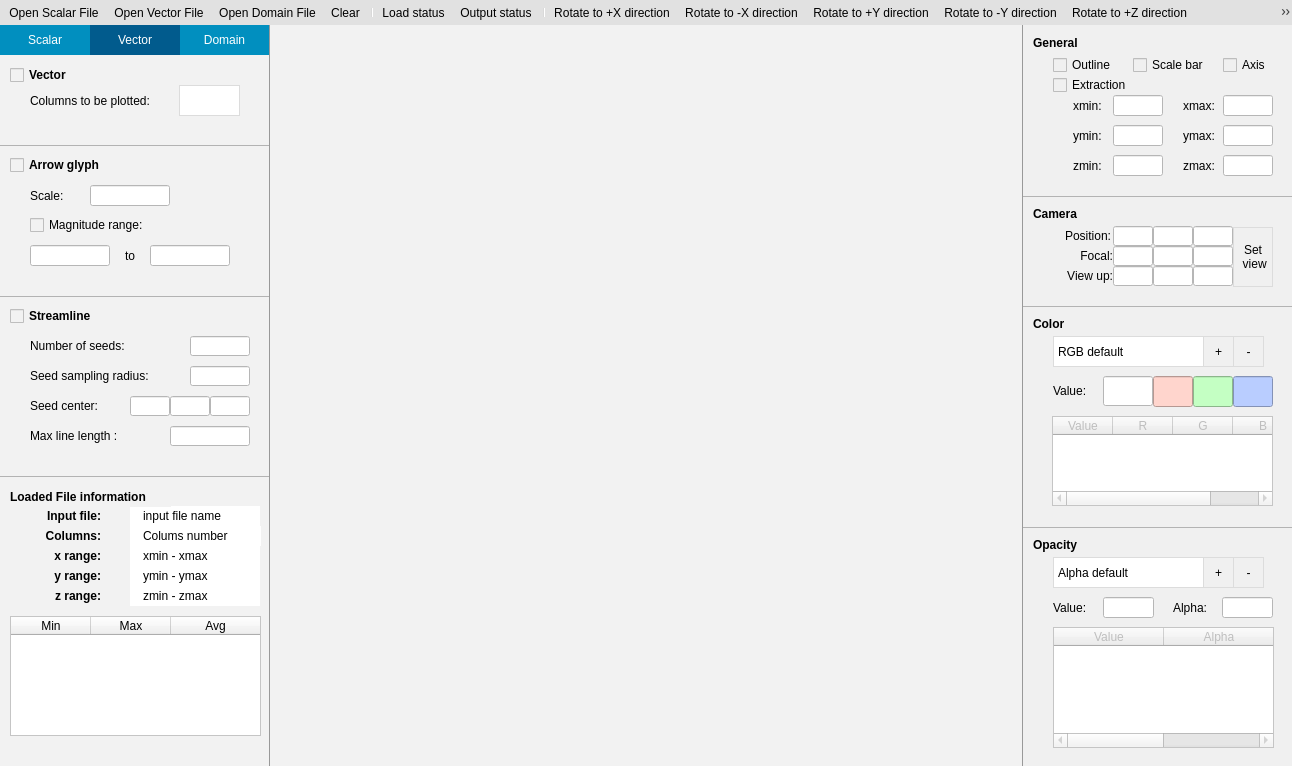
The window that SimpleView.ui (billcxx/MUPRO-visualization) describes before a commit, drawn with Qt 5.
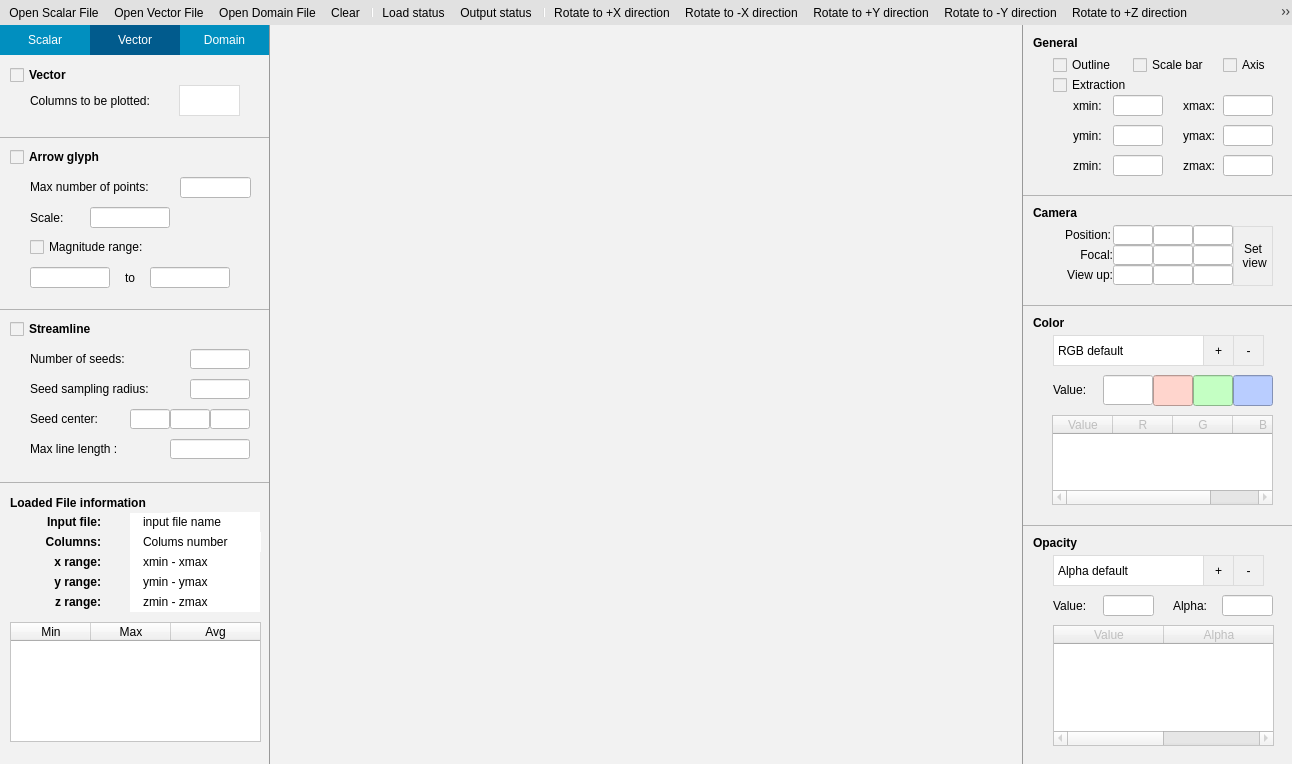
The same window after the commit. The open tabs and pages were chosen to show the change. Icons and pictures are not drawn. Custom widgets are drawn as their Qt base class.

Commit message: improve some vector performance

Patch:
```diff
--- a/SimpleView.ui
+++ b/SimpleView.ui
@@ -7,7 +7,7 @@
     <x>0</x>
     <y>0</y>
     <width>1292</width>
-    <height>766</height>
+    <height>764</height>
    </rect>
   </property>
   <property name="windowTitle">
@@ -1604,7 +1604,7 @@
                    <property name="minimumSize">
                     <size>
                      <width>269</width>
-                     <height>130</height>
+                     <height>160</height>
                     </size>
                    </property>
                    <property name="maximumSize">
@@ -1622,7 +1622,7 @@
                     <property name="geometry">
                      <rect>
                       <x>30</x>
-                      <y>100</y>
+                      <y>130</y>
                       <width>80</width>
                       <height>21</height>
                      </rect>
@@ -1632,7 +1632,7 @@
                     <property name="geometry">
                      <rect>
                       <x>150</x>
-                      <y>100</y>
+                      <y>130</y>
                       <width>80</width>
                       <height>21</height>
                      </rect>
@@ -1642,7 +1642,7 @@
                     <property name="geometry">
                      <rect>
                       <x>30</x>
-                      <y>70</y>
+                      <y>100</y>
                       <width>142</width>
                       <height>20</height>
                      </rect>
@@ -1655,7 +1655,7 @@
                     <property name="geometry">
                      <rect>
                       <x>30</x>
-                      <y>40</y>
+                      <y>70</y>
                       <width>60</width>
                       <height>21</height>
                      </rect>
@@ -1668,7 +1668,7 @@
                     <property name="geometry">
                      <rect>
                       <x>90</x>
-                      <y>40</y>
+                      <y>70</y>
                       <width>80</width>
                       <height>21</height>
                      </rect>
@@ -1678,7 +1678,7 @@
                     <property name="geometry">
                      <rect>
                       <x>110</x>
-                      <y>100</y>
+                      <y>130</y>
                       <width>40</width>
                       <height>21</height>
                      </rect>
@@ -1709,6 +1709,32 @@
                      <string>Arrow glyph</string>
                     </property>
                    </widget>
+                   <widget class="QLabel" name="label_37">
+                    <property name="geometry">
+                     <rect>
+                      <x>30</x>
+                      <y>40</y>
+                      <width>151</width>
+                      <height>20</height>
+                     </rect>
+                    </property>
+                    <property name="text">
+                     <string>Max number of points:</string>
+                    </property>
+                   </widget>
+                   <widget class="QLineEdit" name="vectorMaskNum_LE">
+                    <property name="geometry">
+                     <rect>
+                      <x>180</x>
+                      <y>40</y>
+                      <width>71</width>
+                      <height>21</height>
+                     </rect>
+                    </property>
+                    <property name="text">
+                     <string/>
+                    </property>
+                   </widget>
                   </widget>
                  </item>
                  <item>
```
Left out of the diff: 2 changed lines with no effect on the pictures. The commit also changes 3 other files.
